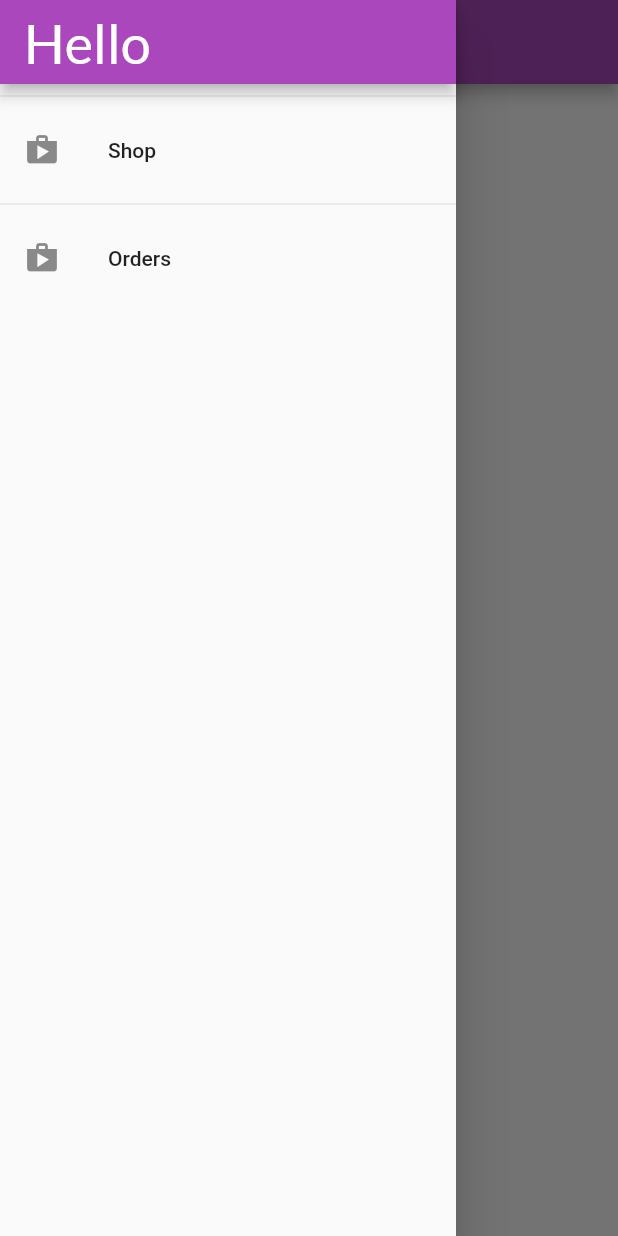
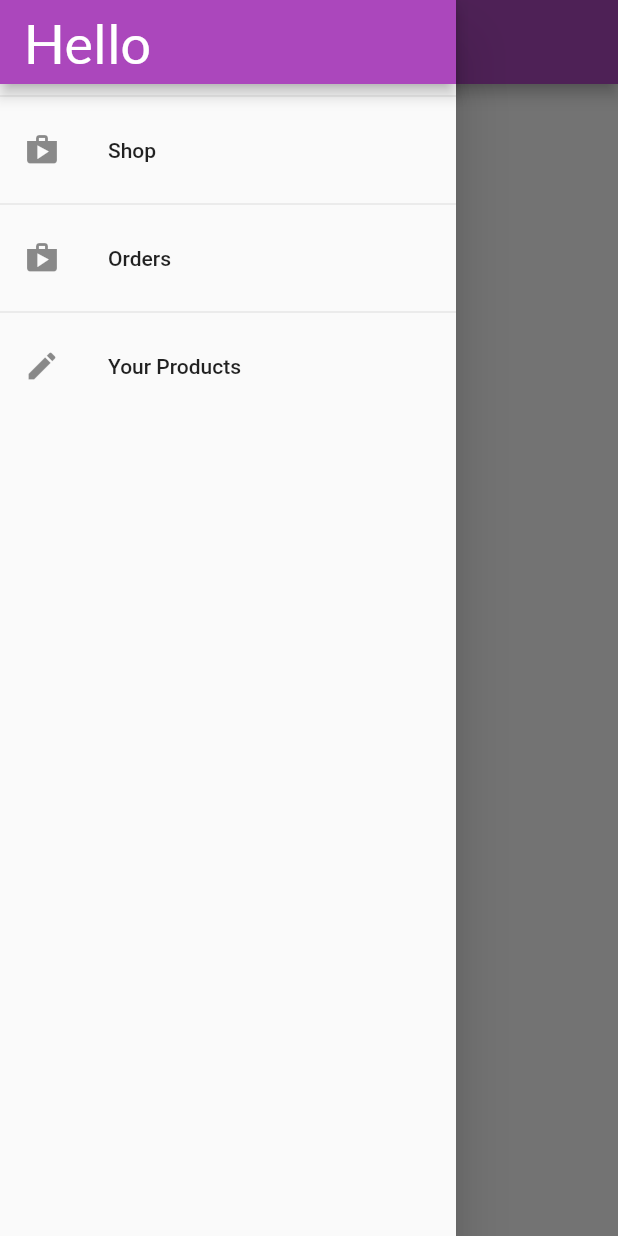
Before and after one commit to mrZAIN-ALI/shop_app, a Flutter app: the OrderScreen screen opened by its route, with the side drawer open, on a phone screen of 412 x 824 dp. Run offline on Flutter 3.47's test engine with Material 2 defaults, Android fonts, the phone set to English and light mode, and no system bars; network calls fail; Roboto replaces fonts that are missing (TimesNewRoman).

Commit message:
admin pannel view added

```diff
--- a/lib/main.dart
+++ b/lib/main.dart
@@ -11,6 +11,7 @@ import 'providers/product_Hub.dart';
 import './screens/cart_Screen.dart';
 import './providers/orders.dart';
 import './screens/order_Screens.dart';
+import './screens/user_product_screen.dart';
 //
 void main() {
   return runApp(shopApp());
@@ -78,6 +79,7 @@ class shopApp extends StatelessWidget {
           ProductDetailsScreen.routeName: (context) => ProductDetailsScreen(),
           Cart_Screen.routeName: (context) => Cart_Screen(),
           OrderScreen.routeName:(context) => OrderScreen(),
+          UserProductsScreen.routeName:(context) => UserProductsScreen(),
         },
       ),
     );
--- a/lib/widgets/app_drawer.dart
+++ b/lib/widgets/app_drawer.dart
@@ -1,6 +1,7 @@
 import 'package:flutter/material.dart';
 
 import '../screens/order_Screens.dart';
+import '../screens/user_product_screen.dart';
 
 class AppDrawer extends StatelessWidget {
   const AppDrawer({super.key});
@@ -30,7 +31,14 @@ class AppDrawer extends StatelessWidget {
               Navigator.of(context).pushReplacementNamed(OrderScreen.routeName);
             },
           ),
-
+          Divider(),
+          ListTile(
+            leading: Icon(Icons.edit),
+            title: Text("Your Products"),
+            onTap: () {
+              Navigator.of(context).pushReplacementNamed(UserProductsScreen.routeName);
+            },
+          ),
         ],
       ),
     );
--- a/lib/widgets/product_item.dart
+++ b/lib/widgets/product_item.dart
@@ -54,7 +54,7 @@ class Product_item extends StatelessWidget {
                 SnackBar(
                   content: Text("Item added to cart"),
                   backgroundColor: Theme.of(context).colorScheme.primary,
-                  duration: Duration(seconds: 2),
+                  duration: Duration(seconds: 1),
                   action: SnackBarAction(
                     label: "Undo",
                     onPressed: () {
--- a/lib/widgets/user_product_Item.dart
+++ b/lib/widgets/user_product_Item.dart
@@ -17,6 +17,7 @@ class UseerProductItem extends StatelessWidget {
 
         ),
         trailing: Container(
+          width: 100,
         child: Row(
          children: [
            IconButton(
@@ -24,12 +25,16 @@ class UseerProductItem extends StatelessWidget {
             onPressed: (){
 
             },
+
+            color: Theme.of(context).colorScheme.primary,
           ),
+           SizedBox(width: 10.0),
            IconButton(
             icon: Icon(Icons.delete),
             onPressed: (){
 
             },
+            color: Theme.of(context).colorScheme.error,
           ),
          ],
         ),
```
Also changed, not shown: lib/screens/user_product_screen.dart (+9 -4 lines).
